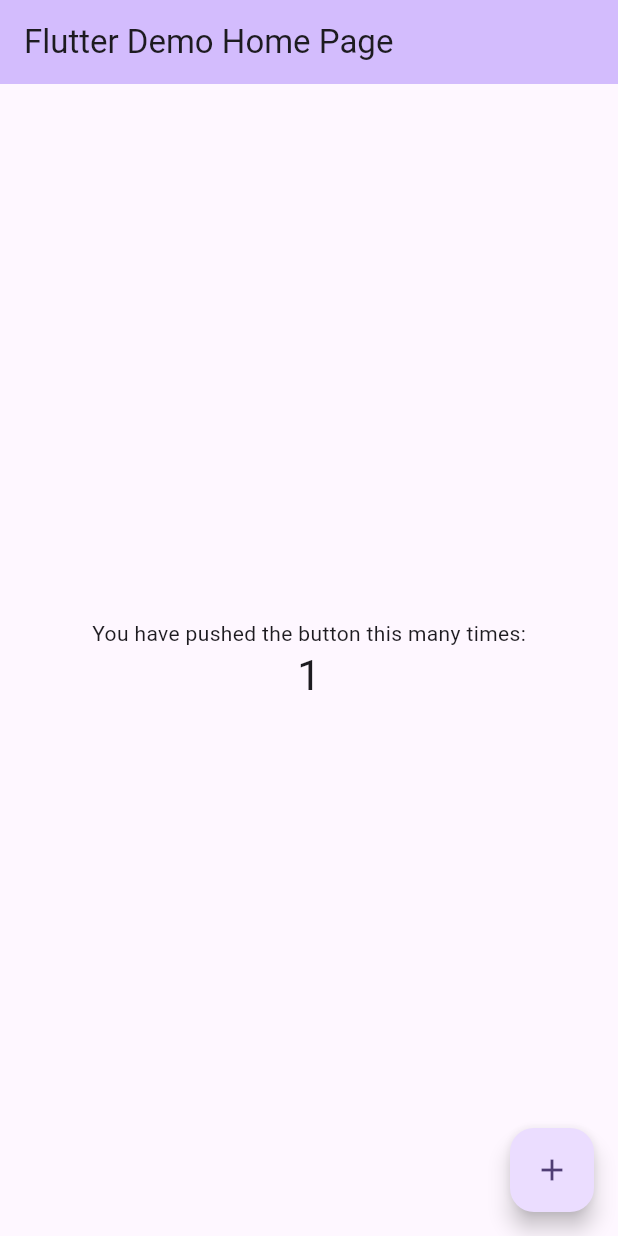
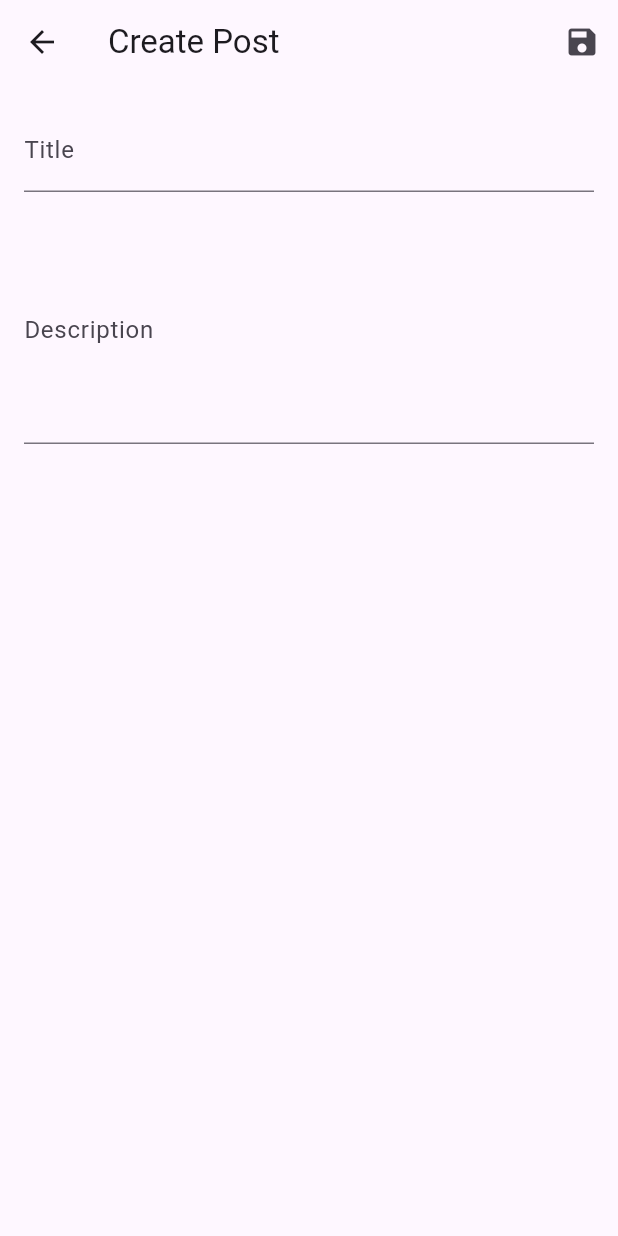
Before and after one commit to m-khalil26/Flutter_tp, a Flutter app: the screen it shows after launch, after a tap on the "add" icon, on a phone screen of 412 x 824 dp. Run offline on Flutter 3.47's test engine with Material 3 defaults, Android fonts, the phone set to English and light mode, and no system bars; our stand-ins replace flutter_bloc.

Commit message:
implemented screens - app works

```diff
--- a/flutter_tp/lib/main.dart
+++ b/flutter_tp/lib/main.dart
@@ -1,125 +1,30 @@
 import 'package:flutter/material.dart';
+import 'package:flutter_bloc/flutter_bloc.dart';
+import 'package:flutter_tp/post_bloc/post_state.dart';
+import 'package:flutter_tp/screens/post_list_screen.dart';
+
+import 'post_bloc/post_bloc.dart';
+import 'post_bloc/post_event.dart';
+import 'data/datasource/datasource.dart';
+import 'data/post_repository/post_repository.dart';
 
 void main() {
-  runApp(const MyApp());
+  final repository = PostsRepository(FakePostsDataSource());
+  runApp(MyApp(repository: repository));
 }
 
 class MyApp extends StatelessWidget {
-  const MyApp({super.key});
+  final PostsRepository repository;
 
-  // This widget is the root of your application.
+  const MyApp({super.key, required this.repository});
+
   @override
   Widget build(BuildContext context) {
-    return MaterialApp(
-      title: 'Flutter Demo',
-      theme: ThemeData(
-        // This is the theme of your application.
-        //
-        // TRY THIS: Try running your application with "flutter run". You'll see
-        // the application has a purple toolbar. Then, without quitting the app,
-        // try changing the seedColor in the colorScheme below to Colors.green
-        // and then invoke "hot reload" (save your changes or press the "hot
-        // reload" button in a Flutter-supported IDE, or press "r" if you used
-        // the command line to start the app).
-        //
-        // Notice that the counter didn't reset back to zero; the application
-        // state is not lost during the reload. To reset the state, use hot
-        // restart instead.
-        //
-        // This works for code too, not just values: Most code changes can be
-        // tested with just a hot reload.
-        colorScheme: ColorScheme.fromSeed(seedColor: Colors.deepPurple),
-        useMaterial3: true,
+    return BlocProvider(
+      create: (_) => PostsBloc(repository)..add(LoadPosts()),
+      child: MaterialApp(
+        home: PostsListScreen(),
       ),
-      home: const MyHomePage(title: 'Flutter Demo Home Page'),
     );
   }
 }
-
-class MyHomePage extends StatefulWidget {
-  const MyHomePage({super.key, required this.title});
-
-  // This widget is the home page of your application. It is stateful, meaning
-  // that it has a State object (defined below) that contains fields that affect
-  // how it looks.
-
-  // This class is the configuration for the state. It holds the values (in this
-  // case the title) provided by the parent (in this case the App widget) and
-  // used by the build method of the State. Fields in a Widget subclass are
-  // always marked "final".
-
-  final String title;
-
-  @override
-  State<MyHomePage> createState() => _MyHomePageState();
-}
-
-class _MyHomePageState extends State<MyHomePage> {
-  int _counter = 0;
-
-  void _incrementCounter() {
-    setState(() {
-      // This call to setState tells the Flutter framework that something has
-      // changed in this State, which causes it to rerun the build method below
-      // so that the display can reflect the updated values. If we changed
-      // _counter without calling setState(), then the build method would not be
-      // called again, and so nothing would appear to happen.
-      _counter++;
-    });
-  }
-
-  @override
-  Widget build(BuildContext context) {
-    // This method is rerun every time setState is called, for instance as done
-    // by the _incrementCounter method above.
-    //
-    // The Flutter framework has been optimized to make rerunning build methods
-    // fast, so that you can just rebuild anything that needs updating rather
-    // than having to individually change instances of widgets.
-    return Scaffold(
-      appBar: AppBar(
-        // TRY THIS: Try changing the color here to a specific color (to
-        // Colors.amber, perhaps?) and trigger a hot reload to see the AppBar
-        // change color while the other colors stay the same.
-        backgroundColor: Theme.of(context).colorScheme.inversePrimary,
-        // Here we take the value from the MyHomePage object that was created by
-        // the App.build method, and use it to set our appbar title.
-        title: Text(widget.title),
-      ),
-      body: Center(
-        // Center is a layout widget. It takes a single child and positions it
-        // in the middle of the parent.
-        child: Column(
-          // Column is also a layout widget. It takes a list of children and
-          // arranges them vertically. By default, it sizes itself to fit its
-          // children horizontally, and tries to be as tall as its parent.
-          //
-          // Column has various properties to control how it sizes itself and
-          // how it positions its children. Here we use mainAxisAlignment to
-          // center the children vertically; the main axis here is the vertical
-          // axis because Columns are vertical (the cross axis would be
-          // horizontal).
-          //
-          // TRY THIS: Invoke "debug painting" (choose the "Toggle Debug Paint"
-          // action in the IDE, or press "p" in the console), to see the
-          // wireframe for each widget.
-          mainAxisAlignment: MainAxisAlignment.center,
-          children: <Widget>[
-            const Text(
-              'You have pushed the button this many times:',
-            ),
-            Text(
-              '$_counter',
-              style: Theme.of(context).textTheme.headlineMedium,
-            ),
-          ],
-        ),
-      ),
-      floatingActionButton: FloatingActionButton(
-        onPressed: _incrementCounter,
-        tooltip: 'Increment',
-        child: const Icon(Icons.add),
-      ), // This trailing comma makes auto-formatting nicer for build methods.
-    );
-  }
-}
--- a/flutter_tp/lib/screens/create_post_screen.dart
+++ b/flutter_tp/lib/screens/create_post_screen.dart
@@ -0,0 +1,75 @@
+import 'package:flutter/material.dart';
+import 'package:flutter_bloc/flutter_bloc.dart';
+
+import '../data/model/post.dart';
+import '../post_bloc/post_event.dart';
+import '../post_bloc/post_state.dart';
+
+class CreatePostScreen extends StatefulWidget {
+  const CreatePostScreen({Key? key}) : super(key: key);
+
+  @override
+  _CreatePostScreenState createState() => _CreatePostScreenState();
+}
+
+class _CreatePostScreenState extends State<CreatePostScreen> {
+  late TextEditingController _titleController;
+  late TextEditingController _descriptionController;
+
+  @override
+  void initState() {
+    super.initState();
+    _titleController = TextEditingController();
+    _descriptionController = TextEditingController();
+  }
+
+  @override
+  void dispose() {
+    _titleController.dispose();
+    _descriptionController.dispose();
+    super.dispose();
+  }
+
+  void _createPost() {
+    final newPost = Post(
+      id: DateTime.now().millisecondsSinceEpoch.toString(),
+      title: _titleController.text,
+      description: _descriptionController.text,
+    );
+
+    context.read<PostsBloc>().add(AddPost(newPost));
+    Navigator.pop(context); // Retour à l'écran précédent
+  }
+
+  @override
+  Widget build(BuildContext context) {
+    return Scaffold(
+      appBar: AppBar(
+        title: const Text('Create Post'),
+        actions: [
+          IconButton(
+            icon: const Icon(Icons.save),
+            onPressed: _createPost,
+          ),
+        ],
+      ),
+      body: Padding(
+        padding: const EdgeInsets.all(16.0),
+        child: Column(
+          children: [
+            TextField(
+              controller: _titleController,
+              decoration: const InputDecoration(labelText: 'Title'),
+            ),
+            const SizedBox(height: 16),
+            TextField(
+              controller: _descriptionController,
+              decoration: const InputDecoration(labelText: 'Description'),
+              maxLines: 5,
+            ),
+          ],
+        ),
+      ),
+    );
+  }
+}
--- a/flutter_tp/lib/screens/post_list_screen.dart
+++ b/flutter_tp/lib/screens/post_list_screen.dart
@@ -0,0 +1,58 @@
+// lib/screens/posts_list_screen.dart
+import 'package:flutter/material.dart';
+import 'package:flutter_bloc/flutter_bloc.dart';
+
+import '../post_bloc/post_bloc.dart';
+import '../post_bloc/post_state.dart';
+import 'post_detail_screen.dart';
+import 'create_post_screen.dart';
+
+class PostsListScreen extends StatelessWidget {
+  @override
+  Widget build(BuildContext context) {
+    return Scaffold(
+      appBar: AppBar(title: const Text("Posts")),
+      body: BlocBuilder<PostsBloc, PostsState>(
+        builder: (context, state) {
+          if (state is PostsLoading) {
+            return const Center(child: CircularProgressIndicator());
+          } else if (state is PostsLoaded) {
+            return ListView.builder(
+              itemCount: state.posts.length,
+              itemBuilder: (context, index) {
+                final post = state.posts[index];
+                return ListTile(
+                  title: Text(post.title),
+                  subtitle: Text(post.description),
+                  onTap: () {
+                    Navigator.push(
+                      context,
+                      MaterialPageRoute(
+                        builder: (_) => PostDetailScreen(post: post),
+                      ),
+                    );
+                  },
+                );
+              },
+            );
+          } else if (state is PostsEmpty) {
+            return const Center(child: Text("No posts available"));
+          } else {
+            return const Center(child: Text("Error loading posts"));
+          }
+        },
+      ),
+      floatingActionButton: FloatingActionButton(
+        onPressed: () {
+          Navigator.push(
+            context,
+            MaterialPageRoute(
+              builder: (_) => const CreatePostScreen(),
+            ),
+          );
+        },
+        child: const Icon(Icons.add),
+      ),
+    );
+  }
+}
```
Also changed, not shown: flutter_tp/lib/screens/post_detail_screen.dart (+78 -0 lines).
